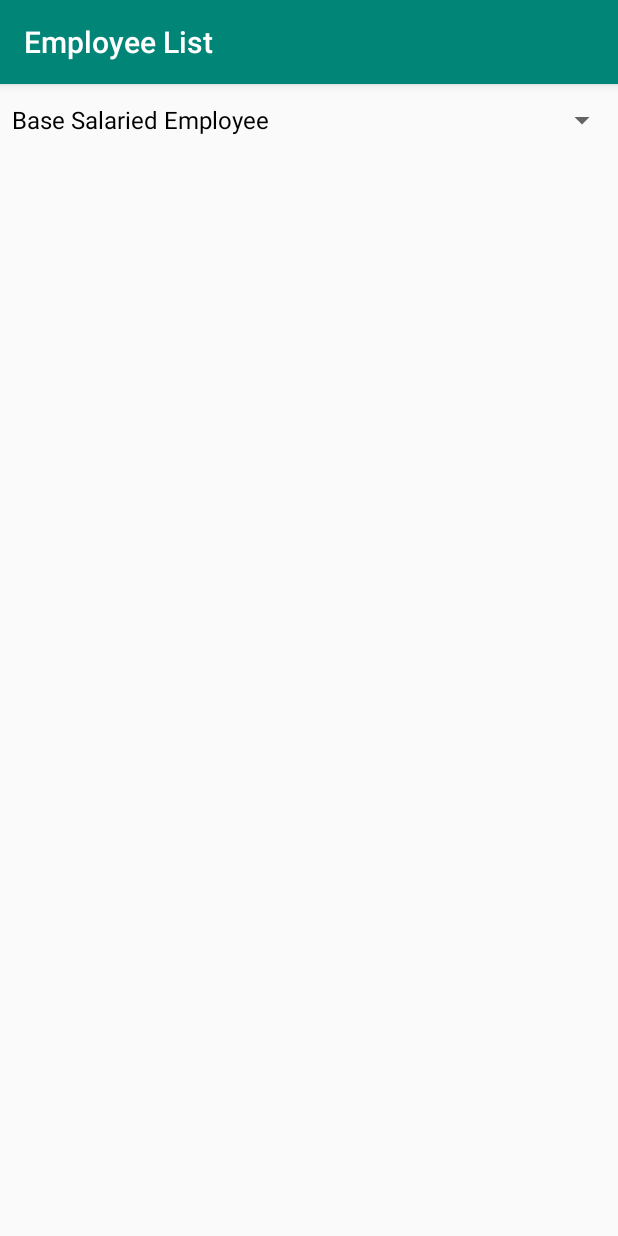
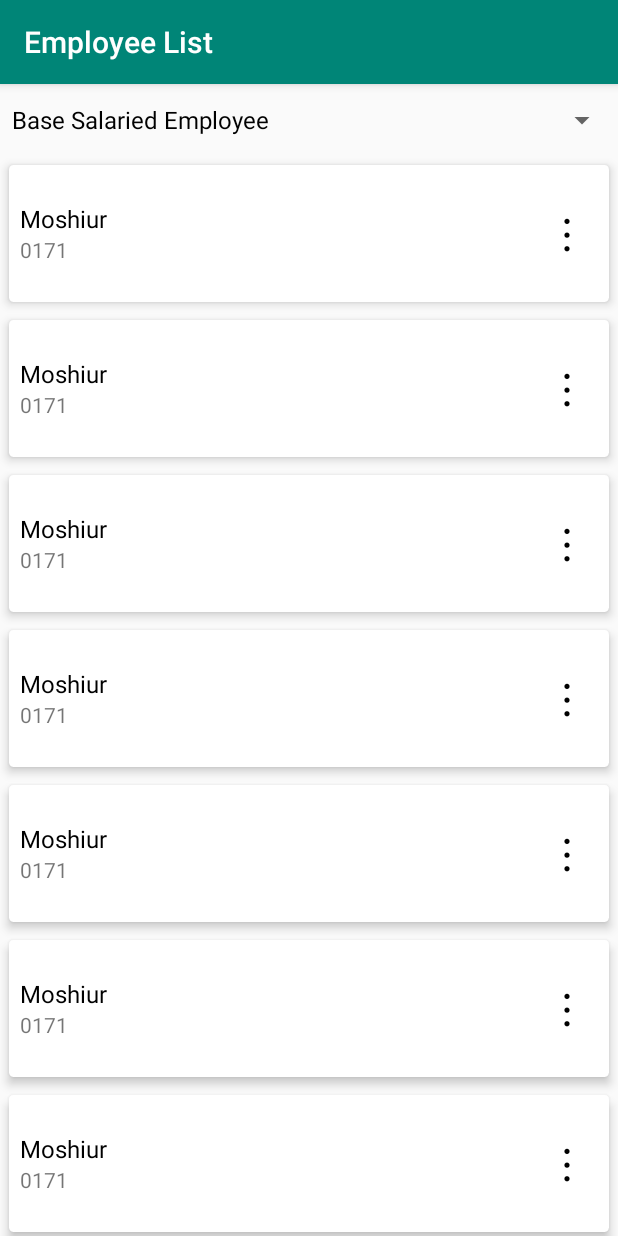
Before and after one commit to moshiur-cse/EmployeeManagementApp, an Android app: the EmployeeListActivity screen opened directly, with no data from a screen before it, on a phone screen of 412 x 824 dp. Run offline under Robolectric (Android 15) with nearby library versions, the phone set to English and light mode, and no system bars.

```diff
--- a/app/src/main/java/com/moshiurcse/employeemanagement/EmployeeListActivity.java
+++ b/app/src/main/java/com/moshiurcse/employeemanagement/EmployeeListActivity.java
@@ -1,6 +1,7 @@
 package com.moshiurcse.employeemanagement;
 
 import androidx.appcompat.app.AppCompatActivity;
+import androidx.recyclerview.widget.LinearLayoutManager;
 import androidx.recyclerview.widget.RecyclerView;
 
 import android.os.Bundle;
@@ -10,6 +11,7 @@ import android.widget.ArrayAdapter;
 import android.widget.Spinner;
 import android.widget.Toast;
 
+import com.moshiurcse.employeemanagement.adapters.BaseSalarriedEmployeeAdapter;
 import com.moshiurcse.employeemanagement.models.BaseSalarriedEmployee;
 import com.moshiurcse.employeemanagement.utils.ConstantUtils;
 
@@ -21,6 +23,7 @@ public class EmployeeListActivity extends AppCompatActivity {
     private Spinner empTypeSP;
 
     private RecyclerView empRV;
+    private BaseSalarriedEmployeeAdapter employeeAdapter;
 
     private String[]empList={
             ConstantUtils.EmployeeType.BASE_SALARIED,
@@ -34,6 +37,10 @@ public class EmployeeListActivity extends AppCompatActivity {
         setTitle("Employee List");
         empTypeSP=findViewById(R.id.empTypeSP);
         empRV=findViewById(R.id.empRV);
+
+        employeeAdapter=new BaseSalarriedEmployeeAdapter(this,genereateEmployeeData());
+
+
 
         ArrayAdapter<String>adapter=new ArrayAdapter<>(this,android.R.layout.simple_spinner_dropdown_item,empList);
 
@@ -51,6 +58,14 @@ public class EmployeeListActivity extends AppCompatActivity {
 
             }
 
+        });
+
+        LinearLayoutManager llm=new LinearLayoutManager(this);
+        empRV.setLayoutManager(llm);
+        empRV.setAdapter(employeeAdapter);
+
+
+    }
     private List<BaseSalarriedEmployee> genereateEmployeeData(){
         List<BaseSalarriedEmployee> bslist=new ArrayList<>();
         bslist.add(new BaseSalarriedEmployee("Moshiur","12-03-1993", "moshiur@gmail.com","0171","manager","Gender", 1000));
@@ -72,7 +87,4 @@ public class EmployeeListActivity extends AppCompatActivity {
 
         return bslist;
     }
-        });
-
 }
-}
--- a/app/src/main/java/com/moshiurcse/employeemanagement/adapters/BaseSalarriedEmployeeAdapter.java
+++ b/app/src/main/java/com/moshiurcse/employeemanagement/adapters/BaseSalarriedEmployeeAdapter.java
@@ -1,14 +1,20 @@
 package com.moshiurcse.employeemanagement.adapters;
 
 import android.content.Context;
+import android.view.LayoutInflater;
+import android.view.View;
+import android.view.ViewGroup;
+import android.widget.TextView;
 
+import com.moshiurcse.employeemanagement.R;
 import com.moshiurcse.employeemanagement.models.BaseSalarriedEmployee;
 
 import java.util.List;
 
+import androidx.annotation.NonNull;
 import androidx.recyclerview.widget.RecyclerView;
 
-public class BaseSalarriedEmployeeAdapter {
+public class BaseSalarriedEmployeeAdapter extends RecyclerView.Adapter<BaseSalarriedEmployeeAdapter.BaseSalarriedEmployeeViewHolder> {
     private Context context;
     private List<BaseSalarriedEmployee> empList;
 
@@ -17,8 +23,37 @@ public class BaseSalarriedEmployeeAdapter {
         this.context = context;
         this.empList = empList;
     }
-   /* public class BaseSalarriedEmployeeViewHolder extends RecyclerView{
 
-    }*/
+    @NonNull
+    @Override
+    public BaseSalarriedEmployeeViewHolder onCreateViewHolder(@NonNull ViewGroup parent, int viewType) {
+        LayoutInflater inflater=LayoutInflater.from(context);
+        View itemView=inflater.inflate(R.layout.employee_row,parent,false);
+        return new BaseSalarriedEmployeeViewHolder(itemView);
+    }
 
+    @Override
+    public void onBindViewHolder(@NonNull BaseSalarriedEmployeeViewHolder holder, int position) {
+
+        holder.nameTV.setText(empList.get(position).getEmp_name());
+        holder.phoneTV.setText(empList.get(position).getEmp_phone());
+    }
+
+    @Override
+    public int getItemCount() {
+        return empList.size();
+    }
+
+    public class BaseSalarriedEmployeeViewHolder extends RecyclerView.ViewHolder {
+
+        TextView nameTV,phoneTV,menuTV;
+
+
+        public BaseSalarriedEmployeeViewHolder(@NonNull View itemView) {
+            super(itemView);
+            nameTV=itemView.findViewById(R.id.row_empName);
+            phoneTV=itemView.findViewById(R.id.row_empPhone);
+            menuTV=itemView.findViewById(R.id.row_menu);
+        }
+    }
 }
```
Lines whose indentation alone changed are shown as unchanged.
